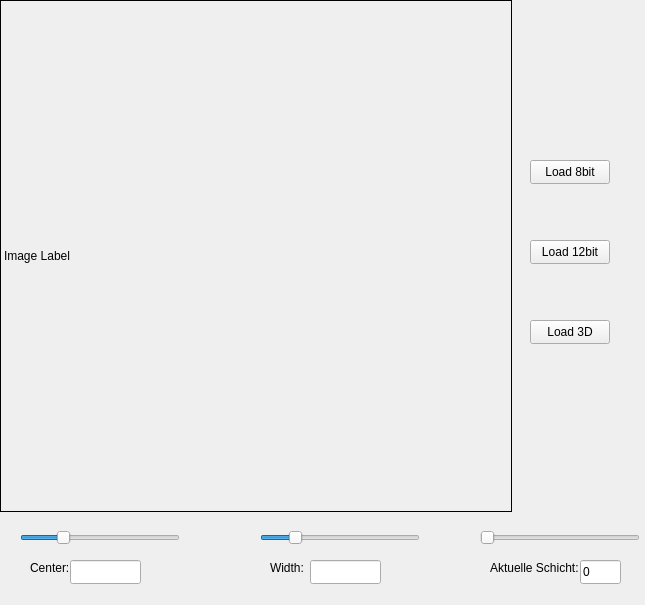
First picture: the form in Task2/widget.ui, repository atanassov-daniel/Software-Development-in-Medical-Engineering, before the edit.
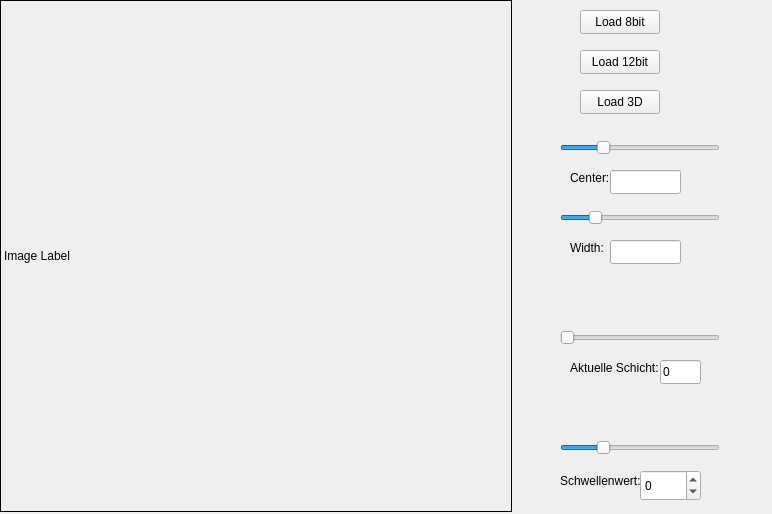
Second picture: the form after the edit.

The edit to the form file:
```diff
--- a/Task2/widget.ui
+++ b/Task2/widget.ui
@@ -6,8 +6,8 @@
    <rect>
     <x>0</x>
     <y>0</y>
-    <width>645</width>
-    <height>605</height>
+    <width>772</width>
+    <height>514</height>
    </rect>
   </property>
   <property name="windowTitle">
@@ -32,8 +32,8 @@
   <widget class="QPushButton" name="pushButton_load_8bit">
    <property name="geometry">
     <rect>
-     <x>530</x>
-     <y>160</y>
+     <x>580</x>
+     <y>10</y>
      <width>80</width>
      <height>24</height>
     </rect>
@@ -45,8 +45,8 @@
   <widget class="QPushButton" name="pushButton_load_12bit">
    <property name="geometry">
     <rect>
-     <x>530</x>
-     <y>240</y>
+     <x>580</x>
+     <y>50</y>
      <width>80</width>
      <height>24</height>
     </rect>
@@ -58,8 +58,8 @@
   <widget class="QSlider" name="slider_windowing_center">
    <property name="geometry">
     <rect>
-     <x>20</x>
-     <y>530</y>
+     <x>560</x>
+     <y>140</y>
      <width>160</width>
      <height>16</height>
     </rect>
@@ -80,8 +80,8 @@
    </property>
    <property name="geometry">
     <rect>
-     <x>260</x>
-     <y>530</y>
+     <x>560</x>
+     <y>210</y>
      <width>160</width>
      <height>16</height>
     </rect>
@@ -102,8 +102,8 @@
   <widget class="QLabel" name="label_center">
    <property name="geometry">
     <rect>
-     <x>30</x>
-     <y>560</y>
+     <x>570</x>
+     <y>170</y>
      <width>41</width>
      <height>16</height>
     </rect>
@@ -124,8 +124,8 @@
    </property>
    <property name="geometry">
     <rect>
-     <x>270</x>
-     <y>560</y>
+     <x>570</x>
+     <y>240</y>
      <width>121</width>
      <height>16</height>
     </rect>
@@ -143,8 +143,8 @@
    </property>
    <property name="geometry">
     <rect>
-     <x>310</x>
-     <y>560</y>
+     <x>610</x>
+     <y>240</y>
      <width>71</width>
      <height>24</height>
     </rect>
@@ -153,8 +153,8 @@
   <widget class="QLineEdit" name="lineEdit_center">
    <property name="geometry">
     <rect>
-     <x>70</x>
-     <y>560</y>
+     <x>610</x>
+     <y>170</y>
      <width>71</width>
      <height>24</height>
     </rect>
@@ -163,8 +163,8 @@
   <widget class="QPushButton" name="pushButton_load_3D">
    <property name="geometry">
     <rect>
-     <x>530</x>
-     <y>320</y>
+     <x>580</x>
+     <y>90</y>
      <width>80</width>
      <height>24</height>
     </rect>
@@ -176,8 +176,8 @@
   <widget class="QSlider" name="slider_schicht">
    <property name="geometry">
     <rect>
-     <x>480</x>
-     <y>530</y>
+     <x>560</x>
+     <y>330</y>
      <width>160</width>
      <height>16</height>
     </rect>
@@ -192,8 +192,8 @@
   <widget class="QLabel" name="label_schicht">
    <property name="geometry">
     <rect>
-     <x>490</x>
-     <y>560</y>
+     <x>570</x>
+     <y>360</y>
      <width>91</width>
      <height>16</height>
     </rect>
@@ -205,8 +205,8 @@
   <widget class="QLineEdit" name="lineEdit_schicht">
    <property name="geometry">
     <rect>
-     <x>580</x>
-     <y>560</y>
+     <x>660</x>
+     <y>360</y>
      <width>41</width>
      <height>24</height>
     </rect>
@@ -218,6 +218,54 @@
     <string/>
    </property>
   </widget>
+  <widget class="QSlider" name="slider_schwellenwert">
+   <property name="geometry">
+    <rect>
+     <x>560</x>
+     <y>440</y>
+     <width>160</width>
+     <height>16</height>
+    </rect>
+   </property>
+   <property name="minimum">
+    <number>-1024</number>
+   </property>
+   <property name="maximum">
+    <number>3071</number>
+   </property>
+   <property name="orientation">
+    <enum>Qt::Orientation::Horizontal</enum>
+   </property>
+  </widget>
+  <widget class="QLabel" name="label_schwellenwert">
+   <property name="geometry">
+    <rect>
+     <x>560</x>
+     <y>470</y>
+     <width>81</width>
+     <height>21</height>
+    </rect>
+   </property>
+   <property name="text">
+    <string>Schwellenwert:</string>
+   </property>
+  </widget>
+  <widget class="QSpinBox" name="spinBox_schwellenwert">
+   <property name="geometry">
+    <rect>
+     <x>640</x>
+     <y>470</y>
+     <width>61</width>
+     <height>31</height>
+    </rect>
+   </property>
+   <property name="minimum">
+    <number>-1024</number>
+   </property>
+   <property name="maximum">
+    <number>3071</number>
+   </property>
+  </widget>
  </widget>
  <resources/>
  <connections/>
```
